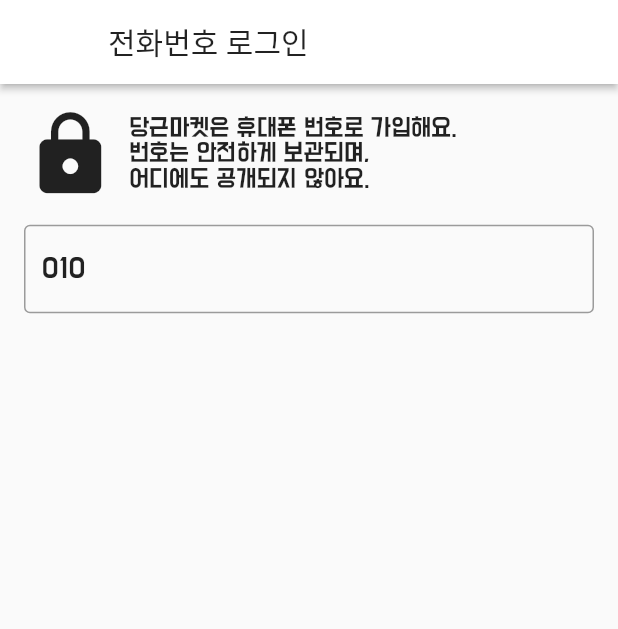
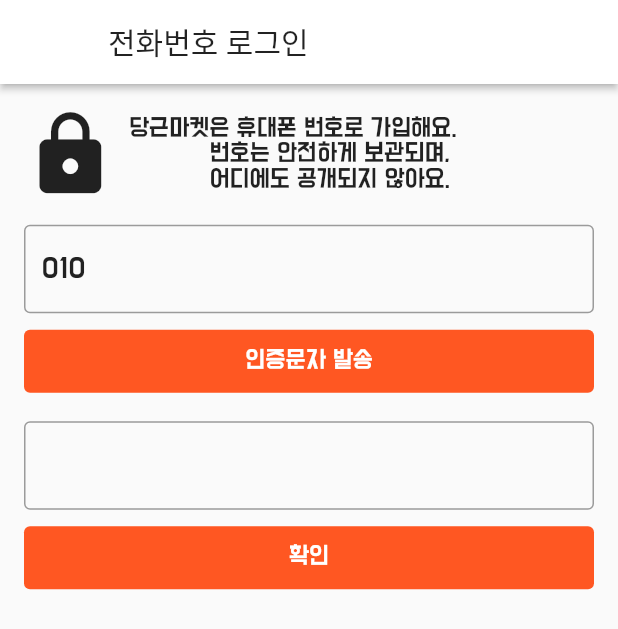
Before and after one commit to reload1bronze/carrot_market_clone, a Flutter app: the screen it shows after launch, swiped to page 3, on a phone screen of 412 x 824 dp. Shown: the top 629 px of the screen. Run offline on Flutter 3.47's test engine with Material 2 defaults, Android fonts, the phone set to English and light mode, and no system bars; our stand-ins replace extended_image, flutter_multi_formatter, logger.

Commit message:
feat: validate TextFormField

```diff
--- a/lib/main.dart
+++ b/lib/main.dart
@@ -56,6 +56,13 @@ class MyHomePage extends StatelessWidget {
           headline3: TextStyle(fontFamily: 'DoHyeon'),
           button: TextStyle(color: Colors.white),
         ),
+        textButtonTheme: TextButtonThemeData(
+          style: TextButton.styleFrom(
+            backgroundColor: Colors.deepOrange,
+            primary: Colors.white,
+            minimumSize: Size(42, 42),
+          ),
+        ),
         appBarTheme: AppBarTheme(
           elevation: 2,
           backgroundColor: Colors.white,
--- a/lib/screens/signin_screen.dart
+++ b/lib/screens/signin_screen.dart
@@ -10,8 +10,12 @@ class SigninScreen extends StatelessWidget {
     borderSide: BorderSide(color: Colors.grey),
   );
 
-  TextEditingController _textEditingController =
+  TextEditingController _phoneNumberController =
       TextEditingController(text: '010');
+
+  TextEditingController _codeController = TextEditingController();
+
+  GlobalKey<FormState> _formKey = GlobalKey<FormState>();
 
   @override
   Widget build(BuildContext context) {
@@ -30,7 +34,10 @@ class SigninScreen extends StatelessWidget {
           ),
           body: Padding(
             padding: const EdgeInsets.all(k_padding),
+            child: Form(
+              key: _formKey,
               child: Column(
+                crossAxisAlignment: CrossAxisAlignment.stretch,
                 children: [
                   Row(
                     children: [
@@ -50,7 +57,7 @@ class SigninScreen extends StatelessWidget {
                     height: k_padding,
                   ),
                   TextFormField(
-                  controller: _textEditingController,
+                    controller: _phoneNumberController,
                     keyboardType: TextInputType.phone,
                     inputFormatters: [
                       MaskedInputFormatter('000 0000 0000'),
@@ -59,8 +66,46 @@ class SigninScreen extends StatelessWidget {
                       border: inputBorder,
                       focusedBorder: inputBorder,
                     ),
+                    validator: (phoneNumber) {
+                      if (phoneNumber != null && phoneNumber.length == 13) {
+                        return null;
+                      } else {
+                        return '휴대폰 번호를 확인해 주시기 바랍니다.';
+                      }
+                    },
+                  ),
+                  SizedBox(
+                    height: k_padding_s,
+                  ),
+                  TextButton(
+                    onPressed: () {
+                      bool passed = _formKey.currentState!.validate();
+                    },
+                    child: Text('인증문자 발송'),
+                  ),
+                  SizedBox(
+                    height: k_padding,
+                  ),
+                  TextFormField(
+                    controller: _codeController,
+                    keyboardType: TextInputType.number,
+                    inputFormatters: [
+                      MaskedInputFormatter('000000'),
+                    ],
+                    decoration: InputDecoration(
+                      border: inputBorder,
+                      focusedBorder: inputBorder,
+                    ),
+                  ),
+                  SizedBox(
+                    height: k_padding_s,
+                  ),
+                  TextButton(
+                    onPressed: () {},
+                    child: Text('확인'),
                   ),
                 ],
+              ),
             ),
           ),
         );
```
Lines whose indentation alone changed are shown as unchanged.
